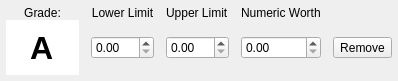
Old version of the form app/options/qualwidget.ui in the repository ZoomTen/theGrades.
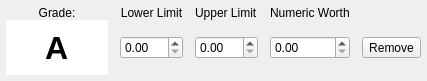
New version of the form. Icons and pictures are not drawn.

The edit to the form file:
```diff
--- a/app/options/qualwidget.ui
+++ b/app/options/qualwidget.ui
@@ -6,7 +6,7 @@
    <rect>
     <x>0</x>
     <y>0</y>
-    <width>398</width>
+    <width>427</width>
     <height>81</height>
    </rect>
   </property>
```
Left out of the diff: 13 changed lines with no effect on the pictures.
